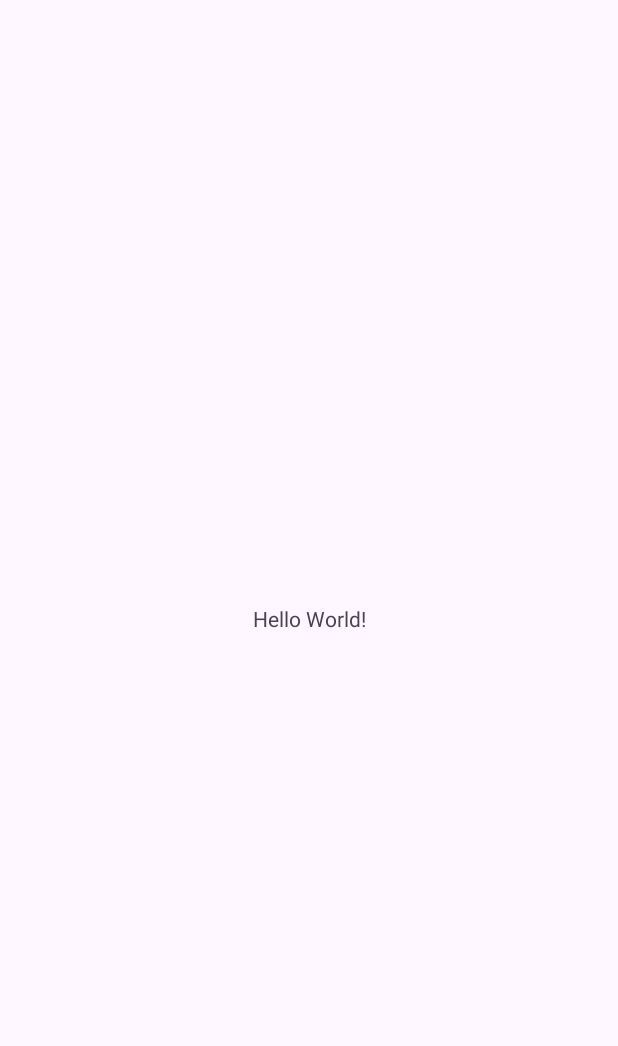
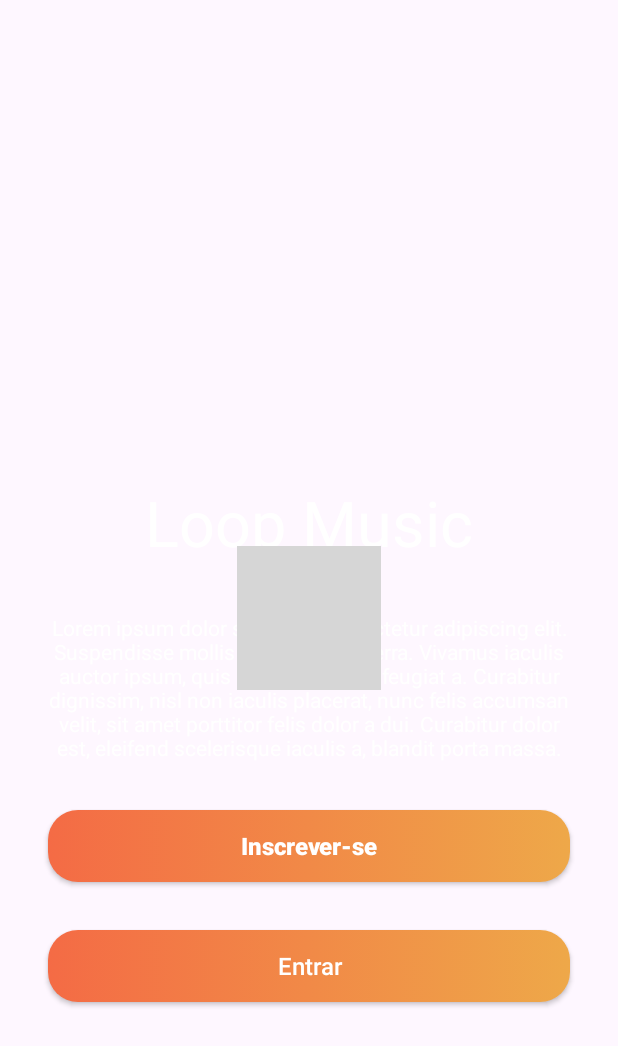
Before and after one commit to thales-vicente/firebase-auth, an Android app: the screen it shows after launch (MainActivity before the commit, IntroActivity after it), on a phone screen of 412 x 824 dp. Before the commit the part shown is almost empty. Shown: the top 1046 px of the screen. Run offline under Robolectric (Android 15) with nearby library versions, the phone set to English and light mode, and no system bars; grey boxes are pictures that could not be loaded.

Commit message:
feat: Integrate FirebaseAuth and enhance UI
This commit introduces FirebaseAuth to the project and implements an introductory screen.

```diff
--- a/app/build.gradle.kts
+++ b/app/build.gradle.kts
@@ -1,6 +1,7 @@
 plugins {
     alias(libs.plugins.android.application)
     alias(libs.plugins.kotlin.android)
+    alias(libs.plugins.google.gms.google.services)
 }
 
 android {
@@ -42,6 +43,7 @@ dependencies {
     implementation(libs.material)
     implementation(libs.androidx.activity)
     implementation(libs.androidx.constraintlayout)
+    implementation(libs.firebase.auth)
     testImplementation(libs.junit)
     androidTestImplementation(libs.androidx.junit)
     androidTestImplementation(libs.androidx.espresso.core)
--- a/app/src/main/AndroidManifest.xml
+++ b/app/src/main/AndroidManifest.xml
@@ -14,6 +14,9 @@
         tools:targetApi="31">
         <activity
             android:name=".MainActivity"
+            android:exported="false" />
+        <activity
+            android:name=".IntroActivity"
             android:exported="true">
             <intent-filter>
                 <action android:name="android.intent.action.MAIN" />
--- /dev/null
+++ b/app/src/main/java/com/example/firebaseauth/IntroActivity.kt
@@ -0,0 +1,20 @@
+package com.example.firebaseauth
+
+import android.os.Bundle
+import androidx.activity.enableEdgeToEdge
+import androidx.appcompat.app.AppCompatActivity
+import androidx.core.view.ViewCompat
+import androidx.core.view.WindowInsetsCompat
+
+class IntroActivity : AppCompatActivity() {
+    override fun onCreate(savedInstanceState: Bundle?) {
+        super.onCreate(savedInstanceState)
+        enableEdgeToEdge()
+        setContentView(R.layout.activity_intro)
+        ViewCompat.setOnApplyWindowInsetsListener(findViewById(R.id.main)) { v, insets ->
+            val systemBars = insets.getInsets(WindowInsetsCompat.Type.systemBars())
+            v.setPadding(systemBars.left, systemBars.top, systemBars.right, systemBars.bottom)
+            insets
+        }
+    }
+}
--- /dev/null
+++ b/app/src/main/res/drawable/fundo_gradiente.xml
@@ -0,0 +1,14 @@
+<?xml version="1.0" encoding="utf-8"?>
+<selector xmlns:android="http://schemas.android.com/apk/res/android">
+    <item>
+        <shape android:shape="rectangle">
+            <gradient
+                android:startColor="#F46B45"
+                android:endColor="#EEA849"
+                android:angle="360"/>
+
+            <corners android:radius="20dp"/>
+        </shape>
+    </item>
+
+</selector>
--- /dev/null
+++ b/app/src/main/res/drawable/fundo_gradiente_transparente.xml
@@ -0,0 +1,20 @@
+<?xml version="1.0" encoding="utf-8"?>
+<layer-list xmlns:tools="http://schemas.android.com/tools" xmlns:android="http://schemas.android.com/apk/res/android">
+
+    <item>
+        <shape android:shape="rectangle">
+            <solid android:color="@android:color/transparent"/>
+            <corners android:radius="20dp"/>
+        </shape>
+    </item>
+
+    <item>
+        <shape android:shape="rectangle">
+            <solid android:color="@android:color/transparent"/>
+            <corners android:radius="20dp"/>
+            <stroke
+                android:width="2dp"
+                android:color="#FFA500"/>
+        </shape>
+    </item>
+</layer-list>
--- /dev/null
+++ b/app/src/main/res/layout/activity_intro.xml
@@ -0,0 +1,81 @@
+<?xml version="1.0" encoding="utf-8"?>
+<androidx.constraintlayout.widget.ConstraintLayout xmlns:android="http://schemas.android.com/apk/res/android"
+    xmlns:app="http://schemas.android.com/apk/res-auto"
+    xmlns:tools="http://schemas.android.com/tools"
+    android:id="@+id/main"
+    android:layout_width="match_parent"
+    android:layout_height="match_parent"
+    tools:context=".IntroActivity">
+
+    <ImageView
+        android:layout_width="wrap_content"
+        android:layout_height="wrap_content"
+        android:scaleType="centerCrop"
+        android:src="@drawable/img_background"
+        app:layout_constraintBottom_toBottomOf="parent"
+        app:layout_constraintEnd_toEndOf="parent"
+        app:layout_constraintStart_toStartOf="parent"
+        app:layout_constraintTop_toTopOf="parent" />
+
+    <TextView
+        android:id="@+id/textView"
+        android:layout_width="wrap_content"
+        android:layout_height="wrap_content"
+        android:layout_marginTop="320dp"
+        android:text="Loop Music"
+        android:textColor="@color/white"
+        android:textSize="42sp"
+        app:layout_constraintEnd_toEndOf="parent"
+        app:layout_constraintStart_toStartOf="parent"
+        app:layout_constraintTop_toTopOf="parent" />
+
+    <TextView
+        android:id="@+id/textView2"
+        android:layout_width="0dp"
+        android:layout_height="wrap_content"
+        android:layout_marginStart="32dp"
+        android:layout_marginTop="32dp"
+        android:layout_marginEnd="32dp"
+        android:gravity="center"
+        android:text="@string/description"
+        android:textColor="@color/white"
+        app:layout_constraintEnd_toEndOf="parent"
+        app:layout_constraintStart_toStartOf="parent"
+        app:layout_constraintTop_toBottomOf="@+id/textView" />
+
+    <androidx.appcompat.widget.AppCompatButton
+        android:id="@+id/button"
+        android:layout_width="0dp"
+        android:layout_height="wrap_content"
+        android:layout_marginStart="32dp"
+        android:layout_marginTop="32dp"
+        android:layout_marginEnd="32dp"
+        android:background="@drawable/fundo_gradiente"
+        android:text="Inscrever-se"
+        android:textAllCaps="false"
+        android:textColor="@color/white"
+        android:textSize="16sp"
+        android:textStyle="bold"
+        app:flow_horizontalBias="0.5"
+        app:layout_constraintEnd_toEndOf="parent"
+        app:layout_constraintStart_toStartOf="parent"
+        app:layout_constraintTop_toBottomOf="@+id/textView2" />
+
+    <androidx.appcompat.widget.AppCompatButton
+        android:layout_width="0dp"
+        android:layout_height="wrap_content"
+        android:layout_marginStart="32dp"
+        android:layout_marginTop="32dp"
+        android:layout_marginEnd="32dp"
+        android:background="@drawable/fundo_gradiente"
+        android:text="Entrar"
+        android:textAllCaps="false"
+        android:textColor="@color/white"
+        android:textSize="16sp"
+        app:flow_horizontalBias="0.5"
+        app:layout_constraintEnd_toEndOf="parent"
+        app:layout_constraintStart_toStartOf="parent"
+        app:layout_constraintTop_toBottomOf="@+id/button" />
+
+
+</androidx.constraintlayout.widget.ConstraintLayout>
--- a/app/src/main/res/values/strings.xml
+++ b/app/src/main/res/values/strings.xml
@@ -1,3 +1,4 @@
 <resources>
     <string name="app_name">FirebaseAuth</string>
+    <string name="description">Lorem ipsum dolor sit amet, consectetur adipiscing elit. Suspendisse mollis vestibulum viverra. Vivamus iaculis auctor ipsum, quis convallis turpis feugiat a. Curabitur dignissim, nisl non iaculis placerat, nunc felis accumsan velit, sit amet porttitor felis dolor a dui. Curabitur dolor est, eleifend scelerisque iaculis a, blandit porta massa.</string>
 </resources>
--- a/build.gradle.kts
+++ b/build.gradle.kts
@@ -2,4 +2,5 @@
 plugins {
     alias(libs.plugins.android.application) apply false
     alias(libs.plugins.kotlin.android) apply false
+    alias(libs.plugins.google.gms.google.services) apply false
 }
--- a/gradle/libs.versions.toml
+++ b/gradle/libs.versions.toml
@@ -9,6 +9,8 @@ appcompat = "1.7.0"
 material = "1.12.0"
 activity = "1.10.1"
 constraintlayout = "2.2.1"
+googleGmsGoogleServices = "4.4.2"
+firebaseAuth = "23.2.0"
 
 [libraries]
 androidx-core-ktx = { group = "androidx.core", name = "core-ktx", version.ref = "coreKtx" }
@@ -19,7 +21,9 @@ androidx-appcompat = { group = "androidx.appcompat", name = "appcompat", version
 material = { group = "com.google.android.material", name = "material", version.ref = "material" }
 androidx-activity = { group = "androidx.activity", name = "activity", version.ref = "activity" }
 androidx-constraintlayout = { group = "androidx.constraintlayout", name = "constraintlayout", version.ref = "constraintlayout" }
+firebase-auth = { group = "com.google.firebase", name = "firebase-auth", version.ref = "firebaseAuth" }
 
 [plugins]
 android-application = { id = "com.android.application", version.ref = "agp" }
 kotlin-android = { id = "org.jetbrains.kotlin.android", version.ref = "kotlin" }
+google-gms-google-services = { id = "com.google.gms.google-services", version.ref = "googleGmsGoogleServices" }
```
Also changed, not shown: 1 other file.
